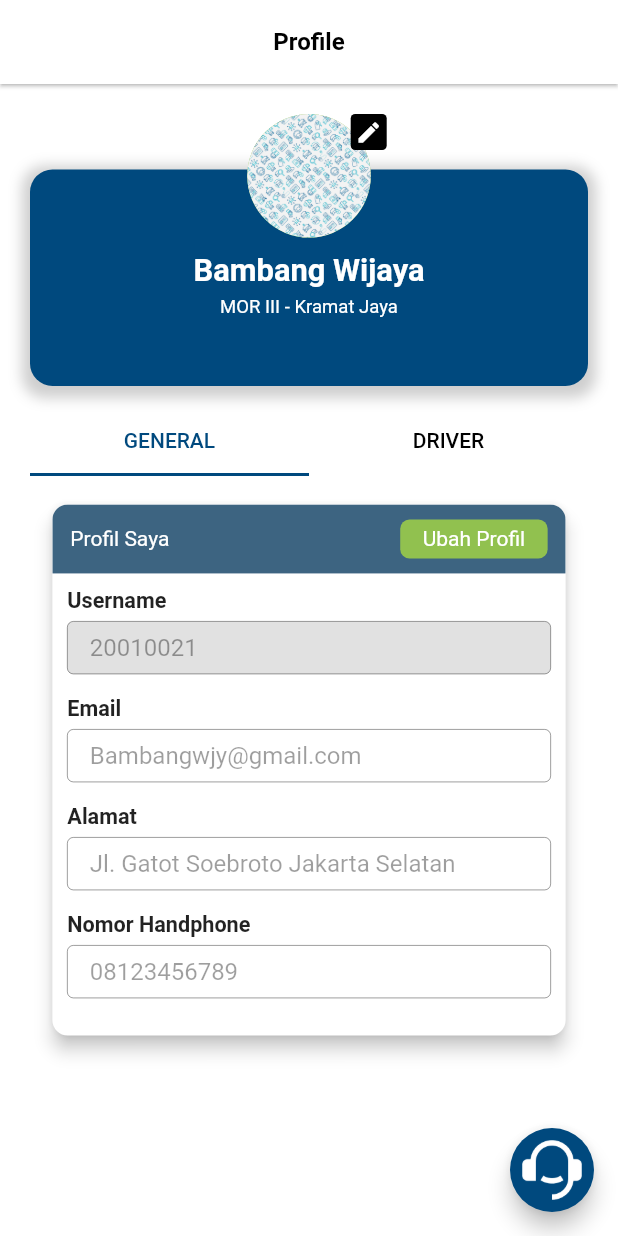
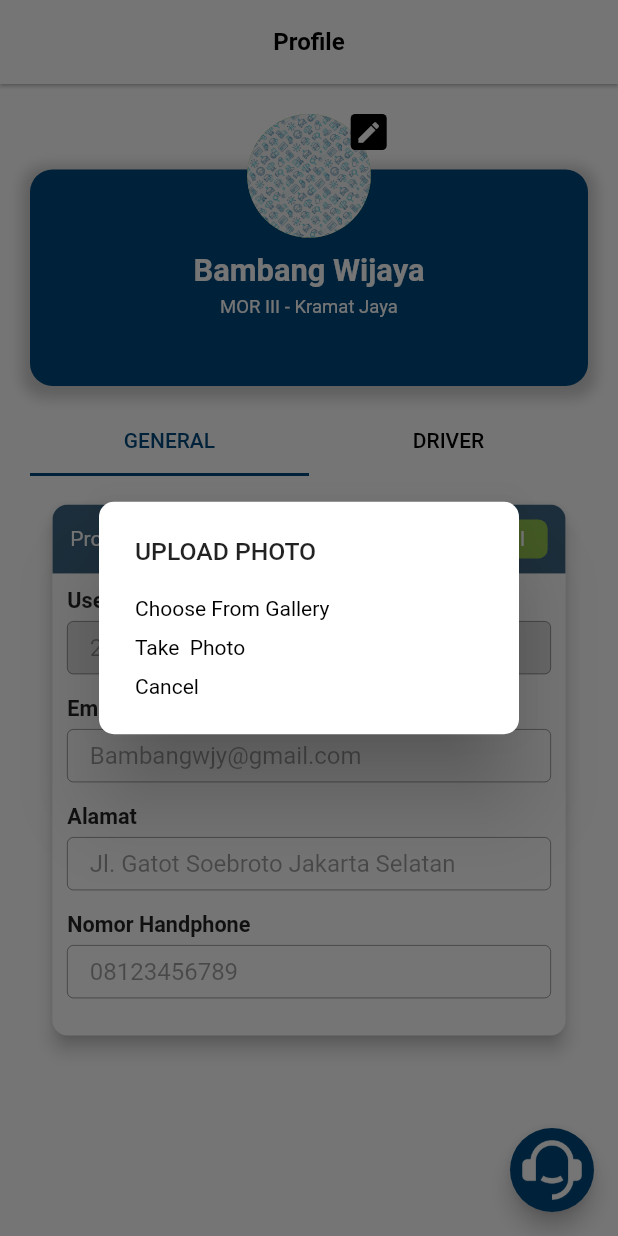
Before and after one commit to uzixCode/par-mobile, a Flutter app: the ProfileSUOPage screen opened directly, after a tap on the "edit" icon, on a phone screen of 412 x 824 dp. Run offline on Flutter 3.47's test engine with Material 2 defaults, Android fonts, the phone set to English and light mode, and no system bars; our stand-ins replace dio, file_picker, flutter_rating_bar, fluttertoast, get, image_picker and 1 more.

Commit message:
added function image picker & call center

```diff
--- /dev/null
+++ b/lib/util/call_center.dart
@@ -0,0 +1,11 @@
+import 'package:url_launcher/url_launcher.dart';
+
+class CallCenter {
+  launchDial({required String uriPhone}) async {
+    final Uri launchUri = Uri(
+      scheme: 'tel',
+      path: "081220559855",
+    );
+    await launch(launchUri.toString());
+  }
+}
--- /dev/null
+++ b/lib/util/image_picker.dart
@@ -0,0 +1,118 @@
+import 'package:flutter/foundation.dart';
+import 'package:flutter/material.dart';
+import 'package:get/get.dart';
+import 'package:image_picker/image_picker.dart';
+import 'package:permission_handler/permission_handler.dart';
+
+class ImagePickerService {
+  XFile? imageFile;
+
+  ImagePickerService({this.imageFile});
+
+  Future gallery(BuildContext context) async {
+    final picker = ImagePicker();
+    PermissionStatus status = await Permission.photos.status;
+
+    if (status.isGranted) {
+      var picture = await picker.pickImage(source: ImageSource.gallery);
+      imageFile = XFile(picture!.path);
+      if (imageFile != null) {
+        Navigator.pop(context, imageFile);
+      }
+    } else if (status.isDenied) {
+      await Permission.photos.request();
+      if (kDebugMode) {
+        print("Android Photos Permission Status: " + status.toString());
+      }
+    } else {
+      openAppSettings();
+    }
+  }
+
+  Future camera(BuildContext context) async {
+    final picker = ImagePicker();
+    PermissionStatus status = await Permission.camera.status;
+
+    if (status.isGranted) {
+      var picture = await picker.pickImage(source: ImageSource.camera);
+      imageFile = XFile(picture!.path);
+      Navigator.pop(context, imageFile);
+
+      if (imageFile != null) {
+        Navigator.pop(context, imageFile);
+      }
+    } else if (status.isDenied) {
+      await Permission.camera.request();
+      if (kDebugMode) {
+        print("Android Photos Permission Status: " + status.toString());
+      }
+    } else {
+      openAppSettings();
+    }
+  }
+
+  Future dialogUploadPhoto(BuildContext context) {
+    return showDialog(
+        context: context,
+        builder: (BuildContext context) {
+          return AlertDialog(
+            title: Text(
+              "UPLOAD PHOTO",
+              style: TextStyle(
+                fontSize: Get.width * 0.04,
+              ),
+            ),
+            shape: const RoundedRectangleBorder(
+                borderRadius: BorderRadius.all(Radius.circular(10.0))),
+            content: Column(
+              crossAxisAlignment: CrossAxisAlignment.start,
+              mainAxisSize: MainAxisSize.min,
+              children: <Widget>[
+                InkWell(
+                  onTap: () {
+                    gallery(context);
+                  },
+                  child: const Text(
+                    "Choose From Gallery",
+                    style: TextStyle(
+                      color: Colors.black,
+                      fontSize: 14,
+                    ),
+                  ),
+                ),
+                const SizedBox(
+                  height: 10,
+                ),
+                InkWell(
+                  onTap: () {
+                    camera(context);
+                  },
+                  child: const Text(
+                    "Take  Photo",
+                    style: TextStyle(
+                      color: Colors.black,
+                      fontSize: 14,
+                    ),
+                  ),
+                ),
+                const SizedBox(
+                  height: 10,
+                ),
+                InkWell(
+                  onTap: () async {
+                    Navigator.pop(context);
+                  },
+                  child: const Text(
+                    "Cancel",
+                    style: TextStyle(
+                      color: Colors.black,
+                      fontSize: 14,
+                    ),
+                  ),
+                ),
+              ],
+            ),
+          );
+        });
+  }
+}
--- a/lib/views/suo/main/main_suo_page.dart
+++ b/lib/views/suo/main/main_suo_page.dart
@@ -11,6 +11,7 @@ class MainSUOPage extends StatelessWidget {
   @override
   Widget build(BuildContext context) {
     return GetBuilder<MainSUOPageController>(
+      initState: (_) => controller.changePage(0),
       init: Get.find<MainSUOPageController>(),
       builder: (con) => Scaffold(
         body: SafeArea(
--- a/lib/views/suo/profile/components/body.dart
+++ b/lib/views/suo/profile/components/body.dart
@@ -4,6 +4,8 @@ import 'package:par_mobile/constants/all_color.dart';
 import 'package:par_mobile/views/suo/profile/components/driver_profile_section.dart';
 import 'package:par_mobile/widgets/profile_avatar_name_section.dart';
 import 'package:par_mobile/views/suo/profile/components/general_profile_section.dart';
+
+import '../../../../util/image_picker.dart';
 
 class Body extends StatefulWidget {
   const Body({Key? key}) : super(key: key);
@@ -39,7 +41,9 @@ class _BodyState extends State<Body> with SingleTickerProviderStateMixin {
               imageUrl: "assets/images/background.png",
               fullname: 'Bambang Wijaya',
               position: 'MOR III - Kramat Jaya',
-              onTapEditProfile: () {},
+              onTapEditProfile: () async {
+                var imageFile = await ImagePickerService().dialogUploadPhoto(context);
+              },
             ),
             const SizedBox(
               height: 15,
--- a/pubspec.yaml
+++ b/pubspec.yaml
@@ -29,13 +29,15 @@ environment:
 dependencies:
   cupertino_icons: ^1.0.2
   dio: ^4.0.4
+  file_picker: ^4.5.0
   flutter:
     sdk: flutter
+  flutter_rating_bar: ^4.0.0
   fluttertoast: ^8.0.8
-  file_picker: ^4.5.0
-  flutter_rating_bar: ^4.0.0
   get: null
+  image_picker: ^0.8.4+10
   intl: null
+  permission_handler: ^9.2.0
   url_launcher: ^6.0.20
 
 dev_dependencies:
```
Also changed, not shown: lib/views/suo/beranda/beranda_suo_page.dart (+2 -5 lines), lib/views/suo/profile/profile_suo_page.dart (+3 -6 lines), pubspec.lock, 4 other files.
